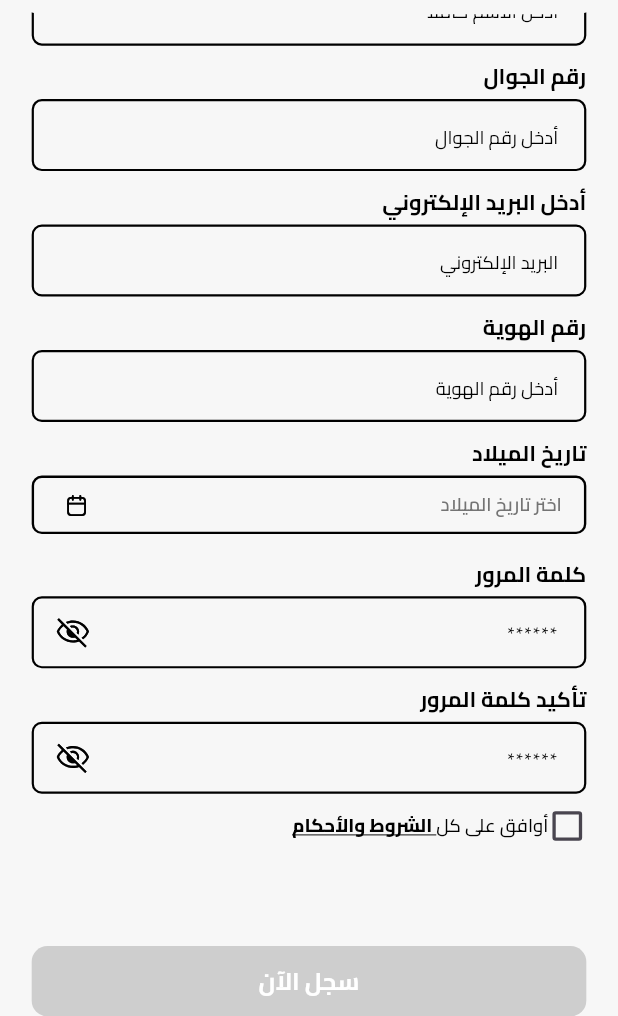
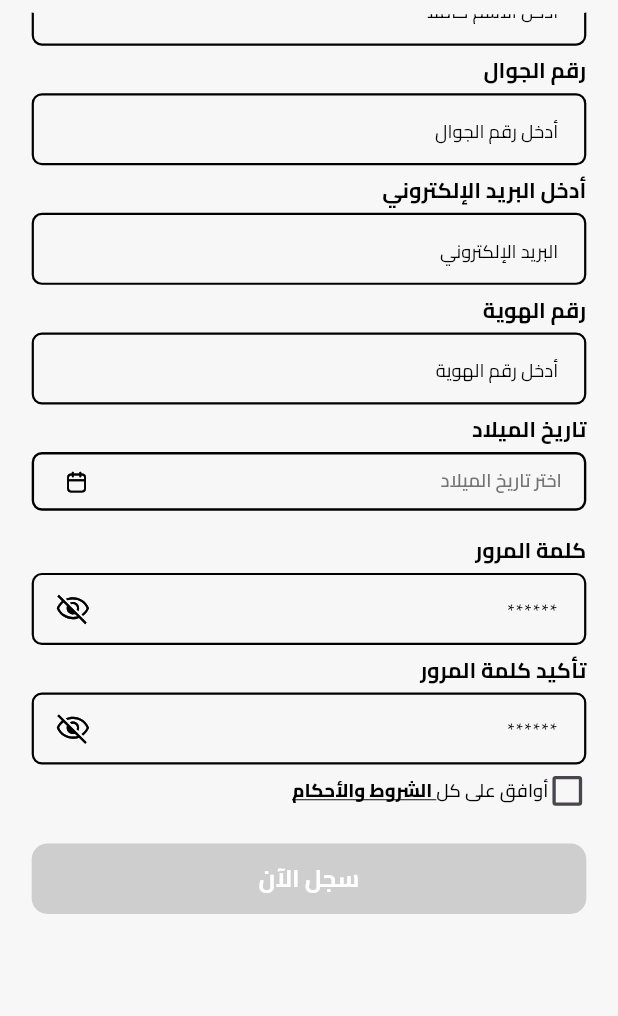
Before and after one commit to ahmed-okal/active_deer, a Flutter app: the SignUpView screen opened by its route, scrolled down 53 dp, on a phone screen of 412 x 824 dp, the part 220-1236 px from its top. Run offline on Flutter 3.47's test engine with Material 3 defaults, Android fonts, the phone set to English and light mode, and no system bars; our stand-ins replace carousel_slider, connectivity_plus, curved_labeled_navigation_bar, dartz, dio, flutter_credit_card and 15 more; missing offline and left inert: moyasar, wheel_picker; accounts and stored records are empty.

Commit message:
feat: add authentication controllers, signup view, and core API service.

```diff
--- a/lib/core/services/api_service.dart
+++ b/lib/core/services/api_service.dart
@@ -60,6 +60,7 @@ class ApiService {
               dio.DioException(
                 requestOptions: response.requestOptions,
                 response: response,
+                type: dio.DioExceptionType.badResponse,
                 error: response.data['message'] ?? 'unknownError'.tr,
               ),
             );
--- a/lib/feature/auth/presentation/getx/controllers/login_controller.dart
+++ b/lib/feature/auth/presentation/getx/controllers/login_controller.dart
@@ -50,11 +50,9 @@ class LoginController extends GetxController {
       },
       (data) {
         logInModel = data;
-        // Check if login was successful (status == 1)
         if (data.status == 1) {
           submitLogin();
         } else {
-          // Login failed - show error message from API
           final errorMessage = data.message ?? 'invalidCredentials'.tr;
           failedSnaskBar(errorMessage);
         }
--- a/lib/feature/auth/presentation/getx/controllers/signup_controller.dart
+++ b/lib/feature/auth/presentation/getx/controllers/signup_controller.dart
@@ -70,13 +70,9 @@ class SignUpController extends GetxController {
       },
       (data) {
         signUpModel = data;
-        // Check if signup was successful (status == 1)
         if (data.status == 1) {
-          // TODO: Navigate to appropriate screen after successful signup
-          // For now, just show success message
-          // Get.offAllNamed(Routes.home);
+          submitSignUp();
         } else {
-          // Signup failed - show error message from API
           final errorMessage = data.message ?? 'signupFailed'.tr;
           failedSnaskBar(errorMessage);
         }
--- a/lib/feature/auth/presentation/views/sign_up_view.dart
+++ b/lib/feature/auth/presentation/views/sign_up_view.dart
@@ -14,19 +14,31 @@ import '../../../../../core/utils/size_config.dart';
 import '../../../../core/widgets/loading_widget.dart';
 import 'widgets/auth_sliver_app_bar.dart';
 
-class SignUpView extends GetView<AuthController> {
+class SignUpView extends StatefulWidget {
   const SignUpView({super.key});
 
   @override
-  Widget build(BuildContext context) {
-    // Get phone from arguments if available
+  State<SignUpView> createState() => _SignUpViewState();
+}
+
+class _SignUpViewState extends State<SignUpView> {
+  final AuthController controller = Get.find<AuthController>();
+
+  @override
+  void initState() {
+    super.initState();
+    WidgetsBinding.instance.addPostFrameCallback((_) {
       final arguments = Get.arguments;
       if (arguments != null &&
           arguments is Map &&
           arguments.containsKey('phone')) {
         controller.signUpController.phoneController.text = arguments['phone'];
       }
+    });
+  }
 
+  @override
+  Widget build(BuildContext context) {
     return Scaffold(
       body: Form(
         key: controller.signUpController.formKey,
@@ -52,7 +64,7 @@ class SignUpView extends GetView<AuthController> {
                       ),
                     ),
                     SliverToBoxAdapter(
-                      child: SizedBox(height: AppSize.getHeight(10)),
+                      child: SizedBox(height: AppSize.getHeight(6)),
                     ),
                     SliverToBoxAdapter(
                       child: Padding(
@@ -75,7 +87,7 @@ class SignUpView extends GetView<AuthController> {
                       ),
                     ),
                     SliverToBoxAdapter(
-                      child: SizedBox(height: AppSize.getHeight(10)),
+                      child: SizedBox(height: AppSize.getHeight(6)),
                     ),
                     SliverToBoxAdapter(
                       child: Padding(
@@ -93,7 +105,7 @@ class SignUpView extends GetView<AuthController> {
                       ),
                     ),
                     SliverToBoxAdapter(
-                      child: SizedBox(height: AppSize.getHeight(10)),
+                      child: SizedBox(height: AppSize.getHeight(6)),
                     ),
                     SliverToBoxAdapter(
                       child: Padding(
@@ -116,7 +128,7 @@ class SignUpView extends GetView<AuthController> {
                       ),
                     ),
                     SliverToBoxAdapter(
-                      child: SizedBox(height: AppSize.getHeight(10)),
+                      child: SizedBox(height: AppSize.getHeight(6)),
                     ),
                     SliverToBoxAdapter(
                       child: Padding(
@@ -163,7 +175,7 @@ class SignUpView extends GetView<AuthController> {
                       ),
                     ),
                     SliverToBoxAdapter(
-                      child: SizedBox(height: AppSize.getHeight(10)),
+                      child: SizedBox(height: AppSize.getHeight(6)),
                     ),
                     SliverToBoxAdapter(
                       child: Obx(
@@ -211,7 +223,7 @@ class SignUpView extends GetView<AuthController> {
                       ),
                     ),
                     SliverToBoxAdapter(
-                      child: SizedBox(height: AppSize.getHeight(10)),
+                      child: SizedBox(height: AppSize.getHeight(6)),
                     ),
                     SliverToBoxAdapter(
                       child: Padding(
@@ -220,7 +232,7 @@ class SignUpView extends GetView<AuthController> {
                       ),
                     ),
                     SliverToBoxAdapter(
-                      child: SizedBox(height: AppSize.getHeight(70)),
+                      child: SizedBox(height: AppSize.getHeight(24)),
                     ),
                     SliverToBoxAdapter(
                       child: Obx(
@@ -236,6 +248,9 @@ class SignUpView extends GetView<AuthController> {
                         ),
                       ),
                     ),
+                    SliverToBoxAdapter(
+                      child: SizedBox(height: AppSize.getHeight(70)),
+                    ),
                   ],
                 ),
         ),
```
Lines whose indentation alone changed are shown as unchanged.
